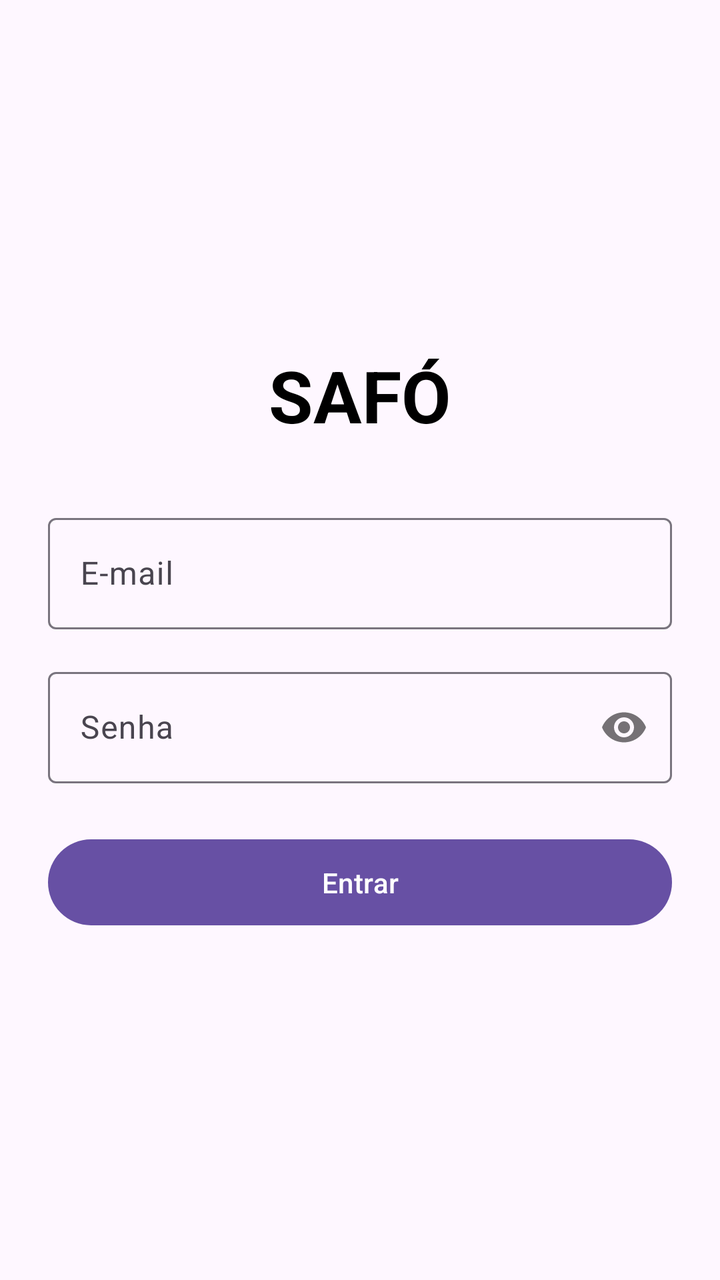
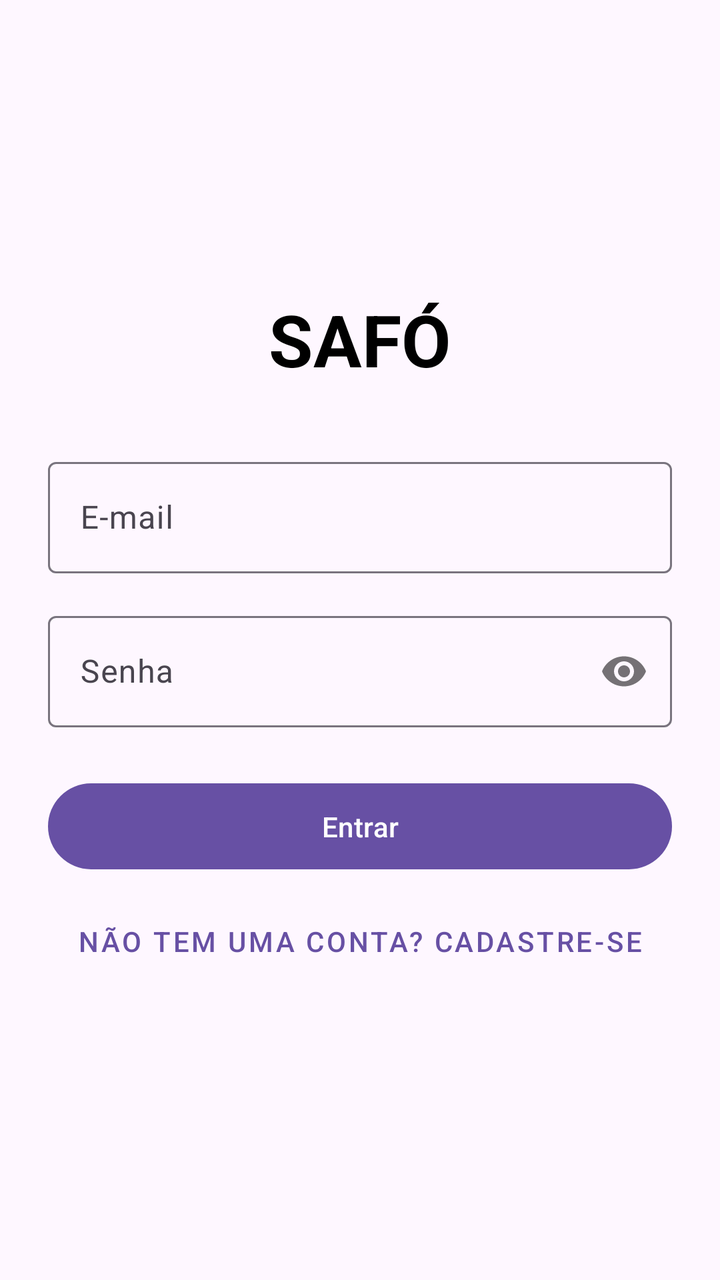

Before-and-after screenshots of an Android layout around one commit, followed by the original layout XML and the change that was made.
<!-- AndroidManifest.xml: application theme Theme.Safoandroid -->
<!-- res/layout/activity_login.xml -->
<?xml version="1.0" encoding="utf-8"?>
<LinearLayout xmlns:android="http://schemas.android.com/apk/res/android"
    xmlns:app="http://schemas.android.com/apk/res-auto"
    android:layout_width="match_parent"
    android:layout_height="match_parent"
    android:gravity="center"
    android:orientation="vertical"
    android:padding="24dp">

    <TextView
        android:layout_width="wrap_content"
        android:layout_height="wrap_content"
        android:layout_marginBottom="32dp"
        android:text="SAFÓ"
        android:textColor="@android:color/black"
        android:textSize="36sp"
        android:textStyle="bold" />

    <com.google.android.material.textfield.TextInputLayout
        android:layout_width="match_parent"
        android:layout_height="wrap_content"
        android:layout_marginBottom="16dp"
        android:hint="E-mail">

        <com.google.android.material.textfield.TextInputEditText
            android:id="@+id/editEmailLogin"
            android:layout_width="match_parent"
            android:layout_height="wrap_content"
            android:inputType="textEmailAddress" />
    </com.google.android.material.textfield.TextInputLayout>

    <com.google.android.material.textfield.TextInputLayout
        android:layout_width="match_parent"
        android:layout_height="wrap_content"
        android:layout_marginBottom="24dp"
        android:hint="Senha"
        app:passwordToggleEnabled="true">

        <com.google.android.material.textfield.TextInputEditText
            android:id="@+id/editSenhaLogin"
            android:layout_width="match_parent"
            android:layout_height="wrap_content"
            android:inputType="textPassword" />
    </com.google.android.material.textfield.TextInputLayout>

    <Button
        android:id="@+id/btnLogin"
        android:layout_width="match_parent"
        android:layout_height="wrap_content"
        android:padding="12dp"
        android:text="Entrar" />

</LinearLayout>
<!-- resources referenced by this layout -->
<resources>
  <style name="Theme.Safoandroid" parent="Base.Theme.Safoandroid" />
  <style name="Base.Theme.Safoandroid" parent="Theme.Material3.DayNight.NoActionBar">
          
          
      </style>
</resources>

<!-- the commit's change to res/layout/activity_login.xml (unified diff, before → after) -->
@@ -50,4 +50,12 @@
         android:padding="12dp"
         android:text="Entrar" />
 
+    <Button
+        android:id="@+id/btnIrParaCadastro"
+        style="@style/Widget.MaterialComponents.Button.TextButton"
+        android:layout_width="match_parent"
+        android:layout_height="wrap_content"
+        android:layout_marginTop="8dp"
+        android:text="Não tem uma conta? Cadastre-se" />
+
 </LinearLayout>
